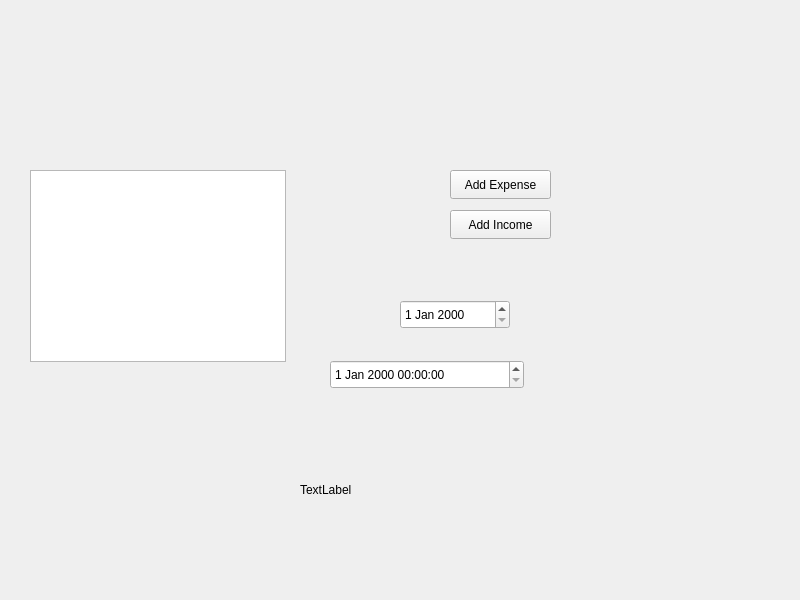
Qt form dough.ui (notexploiting/dough) before a commit.
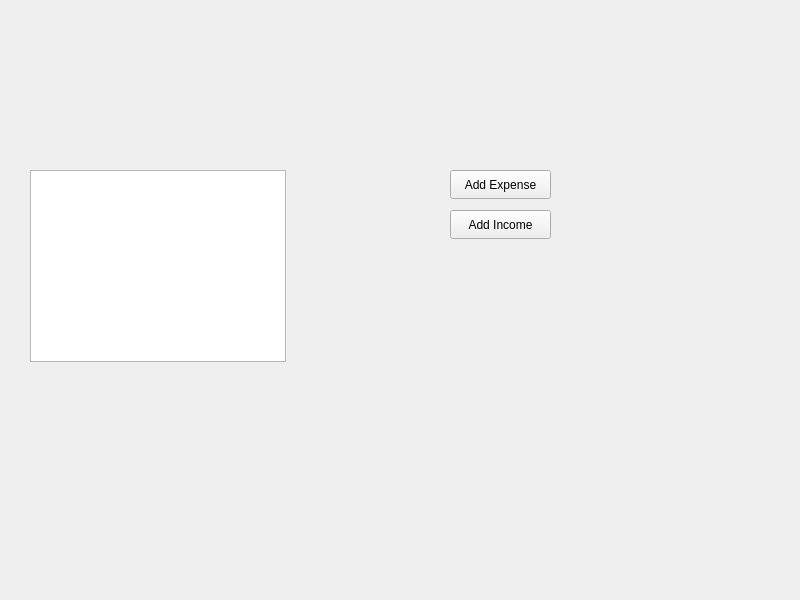
The same form after that commit.

Diff of the .ui file:
```diff
--- a/dough.ui
+++ b/dough.ui
@@ -49,39 +49,6 @@
     <string>Add Expense</string>
    </property>
   </widget>
-  <widget class="QDateEdit" name="dateEdit">
-   <property name="geometry">
-    <rect>
-     <x>400</x>
-     <y>300</y>
-     <width>110</width>
-     <height>29</height>
-    </rect>
-   </property>
-  </widget>
-  <widget class="QDateTimeEdit" name="dateTimeEdit">
-   <property name="geometry">
-    <rect>
-     <x>330</x>
-     <y>360</y>
-     <width>194</width>
-     <height>29</height>
-    </rect>
-   </property>
-  </widget>
-  <widget class="QLabel" name="label">
-   <property name="geometry">
-    <rect>
-     <x>300</x>
-     <y>480</y>
-     <width>63</width>
-     <height>20</height>
-    </rect>
-   </property>
-   <property name="text">
-    <string>TextLabel</string>
-   </property>
-  </widget>
  </widget>
  <resources/>
  <connections/>
```
